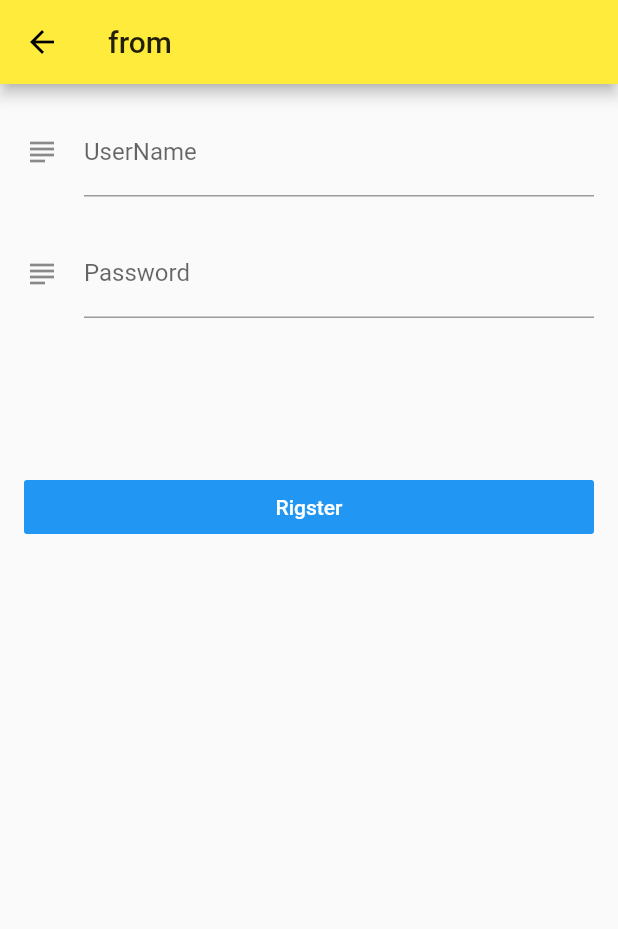
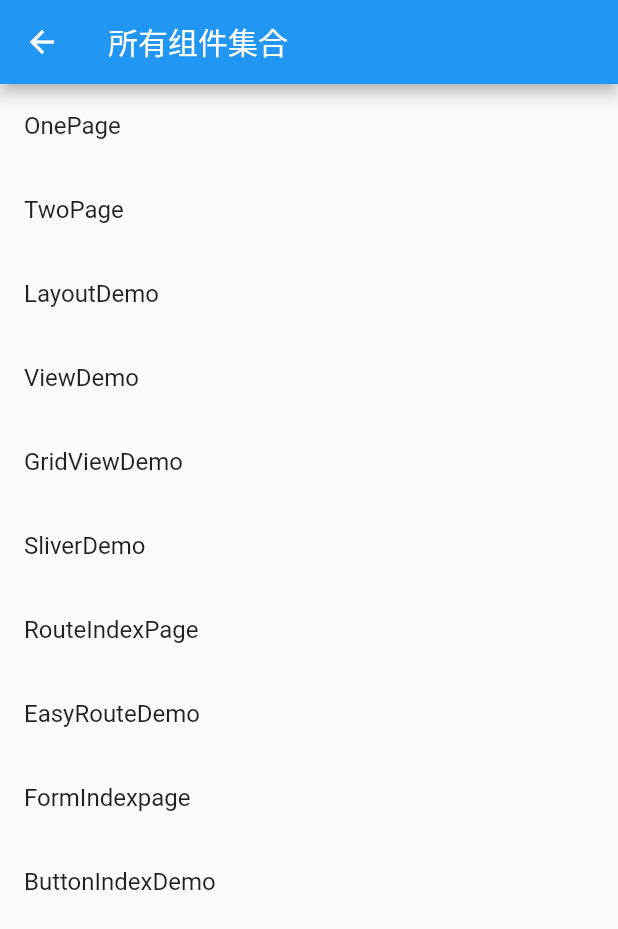
Before and after one commit to LYFGH/yafei_flutter, a Flutter app: the screen it shows after launch, on a phone screen of 412 x 824 dp. Shown: the top 929 px of the screen. Run offline on Flutter 3.47's test engine with Material 2 defaults, Android fonts, the phone set to English and light mode, and no system bars.

Commit message:
整理路由设置

```diff
--- a/lib/demo/button_demo/button_index.dart
+++ b/lib/demo/button_demo/button_index.dart
@@ -0,0 +1,63 @@
+import 'package:flutter/material.dart';
+import 'float_action_btn.dart';
+import 'buttons_demo.dart';
+import 'popup_menu_button_demo.dart';
+import 'stepper_demo.dart';
+
+
+
+class ButtonIndexPage extends StatelessWidget {
+  const ButtonIndexPage({Key key}) : super(key: key);
+
+  @override
+  Widget build(BuildContext context) {
+    return Scaffold(
+      appBar: AppBar(
+        title: Text('按钮组件'),
+      ),
+      body: ButtonIndexDemo(),
+    );
+  }
+}
+
+class ButtonIndexDemo extends StatelessWidget {
+
+  @override
+  Widget build(BuildContext context) {
+    return Container(
+      child: ListView(
+        children: <Widget>[
+          ListItem(title: "FloatActionButton",page: FloatingActionButtonDemo()),
+          ListItem(title: "ButtonsDemo",page: ButtonDemo()),
+          ListItem(title: "PopupMenu",page: PopupMenuButtonDemo()),
+
+
+
+          ListItem(title: "Stepper",page: StepperDemo()),
+        ],
+      ),
+    );
+  }
+}
+
+class ListItem extends StatelessWidget {
+  final String title;
+  final Widget page;
+
+  ListItem({
+    this.title,
+    this.page,
+  });
+
+  @override
+  Widget build(BuildContext context) {
+    return ListTile(
+      title: Text(title),
+      onTap: () {
+        Navigator.of(context).push(
+          MaterialPageRoute(builder: (context) => page),
+        );
+      },
+    );
+  }
+}
--- a/lib/demo/route_demo/easyroute.dart
+++ b/lib/demo/route_demo/easyroute.dart
@@ -9,6 +9,12 @@ class EasyRouteDemo extends StatelessWidget {
     return Scaffold(
           appBar: AppBar(
             title: Text('Route'),
+            leading: FlatButton(
+              child: Icon(Icons.navigate_before),
+              onPressed: () {
+                Navigator.pop(context);
+              },
+            ),
           ),
           body: ListViewDemo()
 
--- a/lib/demo/twoClass/two_page.dart
+++ b/lib/demo/twoClass/two_page.dart
@@ -24,10 +24,10 @@ class TwoPage extends StatelessWidget {
             // ),
             actions: <Widget>[
               IconButton(
-              icon: Icon(Icons.search),
+              icon: Icon(Icons.backspace),
               tooltip: 'Search',
               onPressed: (){
-                debugPrint('点击了搜索');
+                Navigator.pop(context);
               },
             ),
             ],
--- /dev/null
+++ b/lib/demo_index.dart
@@ -0,0 +1,72 @@
+import 'package:flutter/material.dart';
+import 'demo/oneClass/one_page.dart';
+import 'demo/twoClass/two_page.dart';
+import 'demo/layout_demo/layout_demo.dart';
+import 'demo/view_demo/view_demo.dart';
+import 'demo/view_demo/gridview.dart';
+import 'demo/sliver_demo/sliver_index.dart';
+import 'demo/route_demo/route_index.dart';
+import 'demo/route_demo/easyroute.dart';
+import 'demo/form_demo/form_index.dart';
+import 'demo/button_demo/button_index.dart';
+
+
+class DemoIndexPage extends StatelessWidget {
+  const DemoIndexPage({Key key}) : super(key: key);
+
+  @override
+  Widget build(BuildContext context) {
+    return Scaffold(
+      appBar: AppBar(
+        title: Text('所有组件集合'),
+      ),
+      body: DemoIndexDemo(),
+    );
+  }
+}
+
+class DemoIndexDemo extends StatelessWidget {
+
+  @override
+  Widget build(BuildContext context) {
+    return Container(
+      child: ListView(
+        children: <Widget>[
+          ListItem(title: "OnePage",page: OnePage()),
+          ListItem(title: "TwoPage",page: TwoPage()),
+          ListItem(title: "LayoutDemo",page: LayoutDemo()),
+          ListItem(title: "ViewDemo",page: ViewDemo()),
+          ListItem(title: "GridViewDemo",page: GridViewDemo()),
+          ListItem(title: "SliverDemo",page: SliverDemo()),
+          ListItem(title: "RouteIndexPage",page: RouteIndexPage()),
+          ListItem(title: "EasyRouteDemo",page: EasyRouteDemo()),
+          ListItem(title: "FormIndexpage",page: FormIndexpage()),
+          ListItem(title: "ButtonIndexDemo",page: ButtonIndexPage()),
+          // ListItem(title: "Stepper",page: StepperDemo()),
+        ],
+      ),
+    );
+  }
+}
+
+class ListItem extends StatelessWidget {
+  final String title;
+  final Widget page;
+
+  ListItem({
+    this.title,
+    this.page,
+  });
+
+  @override
+  Widget build(BuildContext context) {
+    return ListTile(
+      title: Text(title),
+      onTap: () {
+        Navigator.of(context).push(
+          MaterialPageRoute(builder: (context) => page),
+        );
+      },
+    );
+  }
+}
--- a/lib/main.dart
+++ b/lib/main.dart
@@ -9,6 +9,10 @@ import 'demo/sliver_demo/sliver_index.dart';
 import 'demo/route_demo/route_index.dart';
 import 'demo/route_demo/easyroute.dart';
 import 'demo/form_demo/form_index.dart';
+import 'demo/button_demo/button_index.dart';
+import 'demo_index.dart';
+
+
 void main(){
 
 
@@ -26,19 +30,23 @@ class App extends StatelessWidget {
       // home: EasyRouteDemo(),
       theme: ThemeData(
         // primaryColor: Colors.yellow,
-        primarySwatch: Colors.yellow,
+        primarySwatch: Colors.blue,
         highlightColor: Color.fromRGBO(255, 255, 255, 0.5),
         splashColor: Colors.white70
       ),
       //定义路由
       //根路由
-      initialRoute: '/form',
+      initialRoute: '/index',
       routes: {
         '/':(context) => EasyRouteDemo(),
         //设置根,初始路由
         '/about':(context) => AboutSubView(title: 'About',),
         //form
         '/form':(context) => FormIndexpage(),
+        //button
+        '/button':(context) => ButtonIndexPage(),
+        //button
+        '/index':(context) => DemoIndexPage(),
       },
 
 
```
Also changed, not shown: lib/demo/button_demo/buttons_demo.dart (added, +220 -0 lines), lib/demo/button_demo/float_action_btn.dart (added, +39 -0 lines), lib/demo/button_demo/popup_menu_button_demo.dart (added, +58 -0 lines), lib/demo/button_demo/stepper_demo.dart (added, +73 -0 lines).
